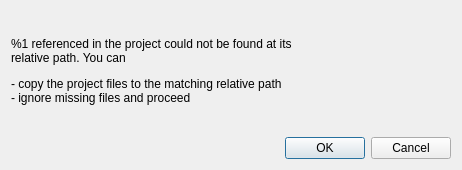
This is src/file/pathrequest.ui in GAMS-dev/studio as Qt 5 draws it before an edit. The edited form follows.
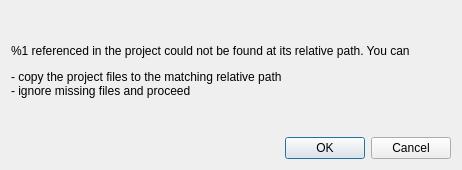
This is the edited form.

```diff
--- a/src/file/pathrequest.ui
+++ b/src/file/pathrequest.ui
@@ -16,7 +16,7 @@
   <layout class="QVBoxLayout" name="verticalLayout">
    <item>
     <widget class="QWidget" name="widget" native="true">
-     <layout class="QGridLayout" name="gridLayout">
+     <layout class="QVBoxLayout" name="verticalLayout_2">
       <property name="leftMargin">
        <number>0</number>
       </property>
@@ -29,17 +29,7 @@
       <property name="bottomMargin">
        <number>0</number>
       </property>
-      <item row="1" column="1" colspan="2">
-       <widget class="QDialogButtonBox" name="buttonBox">
-        <property name="orientation">
-         <enum>Qt::Horizontal</enum>
-        </property>
-        <property name="standardButtons">
-         <set>QDialogButtonBox::Cancel|QDialogButtonBox::Ok</set>
-        </property>
-       </widget>
-      </item>
-      <item row="0" column="0" colspan="2">
+      <item>
        <widget class="QLabel" name="laText">
         <property name="text">
          <string>&lt;html&gt;&lt;head/&gt;&lt;body&gt;&lt;p&gt;%1 referenced in the project could not be found at its relative path. You can&lt;/p&gt;&lt;p&gt;- copy the project files to the matching relative path&lt;br/&gt;- ignore missing files and proceed&lt;/p&gt;&lt;/body&gt;&lt;/html&gt;</string>
@@ -49,6 +39,16 @@
         </property>
        </widget>
       </item>
+      <item>
+       <widget class="QDialogButtonBox" name="buttonBox">
+        <property name="orientation">
+         <enum>Qt::Orientation::Horizontal</enum>
+        </property>
+        <property name="standardButtons">
+         <set>QDialogButtonBox::StandardButton::Cancel|QDialogButtonBox::StandardButton::Ok</set>
+        </property>
+       </widget>
+      </item>
      </layout>
     </widget>
    </item>
```
